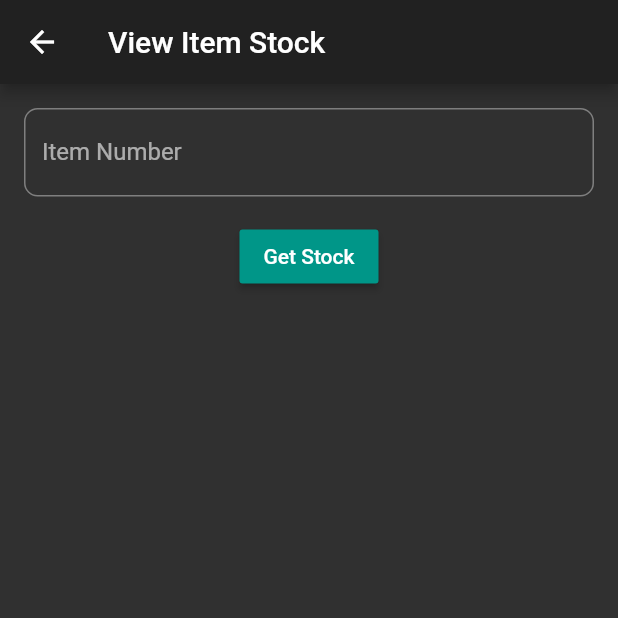
After one commit to usmanali353/Sales-Management, a Flutter app: the screen it shows after launch, after a tap on "Stock of Specific Item", on a phone screen of 412 x 824 dp, the top half of it. The commit adds this screen. Run offline on Flutter 3.47's test engine with Material 2 defaults, Android fonts, the phone set to English and light mode, and no system bars; drawn by our look-alikes of flutter_form_builder; our stand-ins replace font_awesome_flutter, progress_dialog; network calls fail.

Commit message:
Implemented Invoices

```diff
--- /dev/null
+++ b/lib/GetItemStock.dart
@@ -0,0 +1,58 @@
+import 'package:flutter/material.dart';
+import 'package:flutter_form_builder/flutter_form_builder.dart';
+import 'package:salesmanagement/ItemStockDetail.dart';
+class GetItemStock extends StatefulWidget{
+  @override
+  State<StatefulWidget> createState() {
+    // TODO: implement createState
+    return _GetItemStock();
+  }
+}
+class _GetItemStock extends State<GetItemStock>{
+  TextEditingController itemNumber;
+  @override
+  void initState() {
+    setState(() {
+      this.itemNumber=TextEditingController();
+    });
+    super.initState();
+  }
+  @override
+  Widget build(BuildContext context) {
+    return Scaffold(
+      appBar: AppBar(title: Text("View Item Stock"),),
+      body: Column(
+        children: <Widget>[
+          FormBuilder(
+            child: Column(
+              children: <Widget>[
+                Padding(
+                  padding: const EdgeInsets.all(16),
+                  child: FormBuilderTextField(
+                    controller: itemNumber,
+                    attribute: "Item Number",
+                    validators: [FormBuilderValidators.required()],
+                    decoration: InputDecoration(labelText: "Item Number",
+                      border: OutlineInputBorder(
+                          borderRadius: BorderRadius.circular(9.0),
+                          borderSide: BorderSide(color: Colors.teal, width: 1.0)
+                      ),
+                    ),
+
+                  ),
+                ),
+                MaterialButton(
+                  color: Colors.teal,
+                  onPressed: (){
+                     Navigator.push(context, MaterialPageRoute(builder: (context)=>ItemStockDetail(itemNumber.text)));
+                  },
+                  child: Text("Get Stock",style:TextStyle(color: Colors.white),),
+                ),
+              ],
+            ),
+          )
+        ],
+      ),
+    );
+  }
+}
--- a/lib/HomePage.dart
+++ b/lib/HomePage.dart
@@ -2,6 +2,8 @@ import 'package:flutter/material.dart';
 import 'package:font_awesome_flutter/font_awesome_flutter.dart';
 import 'package:salesmanagement/Find_Orders.dart';
 import 'package:salesmanagement/GetDeliveries.dart';
+import 'package:salesmanagement/GetInVoices.dart';
+import 'package:salesmanagement/GetItemStock.dart';
 import 'package:salesmanagement/GetStock.dart';
 import 'GetSalesOrder.dart';
 
@@ -21,7 +23,7 @@ class _HomePageState extends State<HomePage>{
       body: ListView(
                 children: <Widget>[
                   ListTile(
-                    title: Text("Get Sales Orders"),
+                    title: Text("Sales Orders"),
                     subtitle: Text("Get Sales Order(s) for a specific customer between two dates"),
                     leading: Icon(Icons.developer_board,size: 40,),
                     onTap: (){
@@ -39,7 +41,7 @@ class _HomePageState extends State<HomePage>{
                   ),
                   Divider(),
                   ListTile(
-                    title: Text("Get Deliveries"),
+                    title: Text("Deliveries"),
                     subtitle: Text("Gets all the deliveries for a specific customer on a given date"),
                     leading: Icon(Icons.local_shipping,size: 40,),
                     onTap: (){
@@ -48,7 +50,7 @@ class _HomePageState extends State<HomePage>{
                   ),
                   Divider(),
                   ListTile(
-                    title: Text("Get OnHand stock of a customer"),
+                    title: Text("Available stock of a customer"),
                     subtitle: Text("Get OnHand stock those have quantities more than zero"),
                     leading: Icon(FontAwesomeIcons.boxes,size: 40,),
                     onTap: (){
@@ -57,7 +59,7 @@ class _HomePageState extends State<HomePage>{
                   ),
                   Divider(),
                   ListTile(
-                    title: Text("Get OnHand stock of a customer"),
+                    title: Text("Finished stock of a customer"),
                     subtitle: Text("Get OnHand stock those have quantities equal to zero"),
                     leading: Icon(FontAwesomeIcons.boxes,size: 40,),
                     onTap: (){
@@ -65,9 +67,26 @@ class _HomePageState extends State<HomePage>{
                     },
                   ),
                   Divider(),
+                  ListTile(
+                    title: Text("Stock of Specific Item"),
+                    subtitle: Text("Get onHand quantities for a specific Item by item number"),
+                    leading: Icon(FontAwesomeIcons.boxOpen,size: 40,),
+                    onTap: (){
+                      Navigator.push(context, MaterialPageRoute(builder: (context)=>GetItemStock()));
+                    },
+                  ),
+                  Divider(),
+                  ListTile(
+                    title: Text("Customer Invoices"),
+                    subtitle: Text("Gets all specific customer’s sales invoices by Customer Id"),
+                    leading: Icon(FontAwesomeIcons.fileInvoice,size: 40,),
+                    onTap: (){
+                      Navigator.push(context, MaterialPageRoute(builder: (context)=>GetInVoices()));
+                    },
+                  ),
+                  Divider(),
                 ],
               )
     );
   }
-
 }
```
Also changed, not shown: lib/GetInVoices.dart (added, +59 -0 lines), lib/InVoicesList.dart (added, +65 -0 lines), lib/InvoiceDetail.dart (added, +67 -0 lines), lib/ItemStockDetail.dart (added, +60 -0 lines), lib/Network_Operations.dart (+16 -0 lines).
